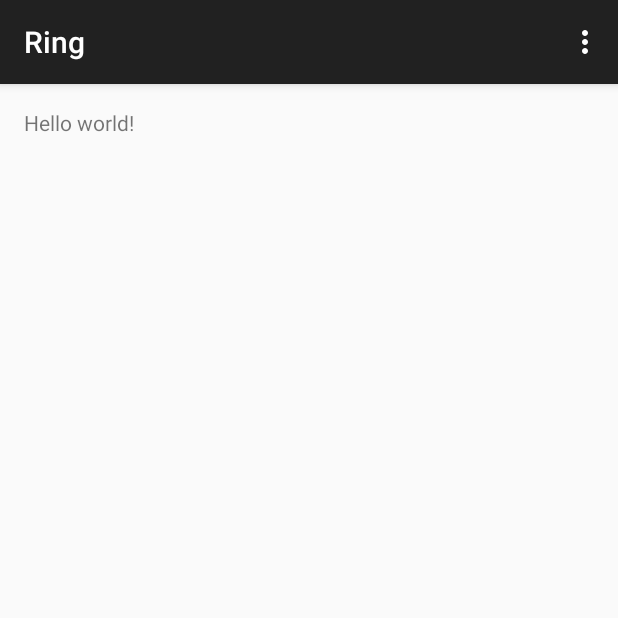
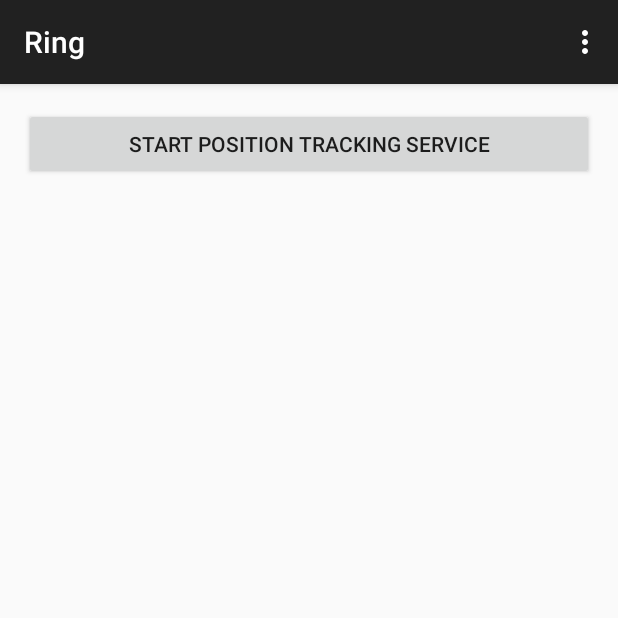
Before and after one commit to zdenda/android-ring, an Android app: the screen it shows after launch (MainActivity), on a phone screen of 412 x 824 dp, the top half of it. Run offline under Robolectric (Android 15) with nearby library versions, the phone set to English and light mode, and no system bars.

Commit message:
add service for tracking position of device
show notification when device was upside down for a moment

```diff
--- a/app/src/main/AndroidManifest.xml
+++ b/app/src/main/AndroidManifest.xml
@@ -27,6 +27,12 @@
                 <action android:name="android.intent.action.PHONE_STATE" />
             </intent-filter>
         </receiver>
+
+        <service
+            android:name=".PositionTrackService"
+            android:enabled="true"
+            android:exported="false" >
+        </service>
     </application>
 
 </manifest>
--- a/app/src/main/java/eu/zkkn/android/ring/MainActivity.java
+++ b/app/src/main/java/eu/zkkn/android/ring/MainActivity.java
@@ -1,9 +1,12 @@
 package eu.zkkn.android.ring;
 
+import android.content.Intent;
+import android.os.Bundle;
 import android.support.v7.app.ActionBarActivity;
-import android.os.Bundle;
 import android.view.Menu;
 import android.view.MenuItem;
+import android.view.View;
+import android.widget.Button;
 
 
 public class MainActivity extends ActionBarActivity {
@@ -12,6 +15,13 @@ public class MainActivity extends ActionBarActivity {
     protected void onCreate(Bundle savedInstanceState) {
         super.onCreate(savedInstanceState);
         setContentView(R.layout.activity_main);
+
+        ((Button) findViewById(R.id.button)).setOnClickListener(new View.OnClickListener() {
+            @Override
+            public void onClick(View v) {
+                startService(new Intent(MainActivity.this, PositionTrackService.class));
+            }
+        });
     }
 
 
--- a/app/src/main/java/eu/zkkn/android/ring/PhoneStateReceiver.java
+++ b/app/src/main/java/eu/zkkn/android/ring/PhoneStateReceiver.java
@@ -27,14 +27,17 @@ public class PhoneStateReceiver extends BroadcastReceiver {
                 toastText += "Příchozí hovor\n" +
                         "Číslo: " + number;
                 Log.d(LOG_TAG + "_z", "RINGING");
+                context.startService(new Intent(context, PositionTrackService.class));
             } else if (state.equals(TelephonyManager.EXTRA_STATE_OFFHOOK)) {
                 // Device call state: Off-hook. At least one call exists that is dialing, active, or on hold, and no calls are ringing or waiting.
                 toastText += "Odchozí hovor";
                 Log.d(LOG_TAG + "_z", "OFFHOOK");
+                context.stopService(new Intent(context, PositionTrackService.class));
             } else if (state.equals(TelephonyManager.EXTRA_STATE_IDLE)) {
                 // Device call state: No activity.
                 toastText += "Konec";
                 Log.d(LOG_TAG + "_z", "IDLE");
+                context.stopService(new Intent(context, PositionTrackService.class));
             } else {
                 toastText += "unknown";
                 Log.d(LOG_TAG + "_z", "UNKNOWN");
--- a/app/src/main/res/layout/activity_main.xml
+++ b/app/src/main/res/layout/activity_main.xml
@@ -5,7 +5,12 @@
     android:paddingTop="@dimen/activity_vertical_margin"
     android:paddingBottom="@dimen/activity_vertical_margin" tools:context=".MainActivity">
 
-    <TextView android:text="@string/hello_world" android:layout_width="wrap_content"
-        android:layout_height="wrap_content" />
-
+    <Button
+        android:layout_width="match_parent"
+        android:layout_height="wrap_content"
+        android:text="Start Position Tracking Service"
+        android:id="@+id/button"
+        android:layout_alignParentTop="true"
+        android:layout_alignParentLeft="true"
+        android:layout_alignParentStart="true" />
 </RelativeLayout>
```
Also changed, not shown: app/src/main/java/eu/zkkn/android/ring/PositionTrackService.java (added, +81 -0 lines).
